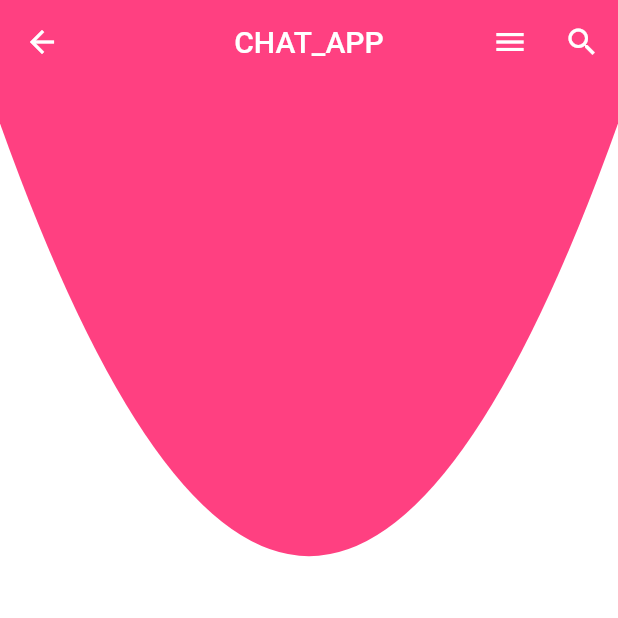
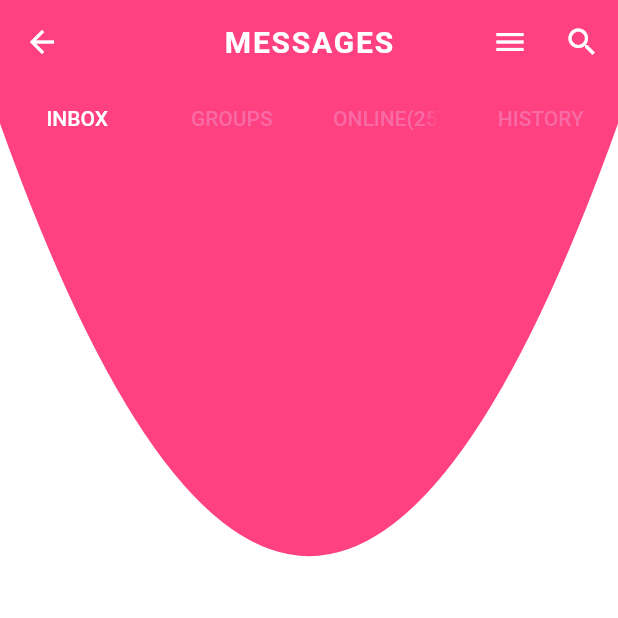
Before and after one commit to bouaziz-mohamed-amine/CHAT_APP, a Flutter app: the screen it shows after launch, on a phone screen of 412 x 824 dp, the top half of it. Run offline on Flutter 3.47's test engine with Material 2 defaults, Android fonts, the phone set to English and light mode, and no system bars.

Commit message:
add tabBar to appBar

```diff
--- a/lib/homepage.dart
+++ b/lib/chat_1/homepage.dart
@@ -5,7 +5,21 @@ class MyHomePage extends StatefulWidget {
   _MyHomePageState createState() => _MyHomePageState();
 }
 
-class _MyHomePageState extends State<MyHomePage> {
+class _MyHomePageState extends State<MyHomePage> with SingleTickerProviderStateMixin {
+  TabController _tabController ;
+  @override
+  void initState() {
+    // TODO: implement initState
+    super.initState();
+    _tabController = TabController(length: 4, vsync: this);
+  }
+  @override
+  void dispose() {
+    _tabController.dispose();
+    super.dispose();
+
+  }
+
   @override
   Widget build(BuildContext context) {
     return Stack(
@@ -26,17 +40,40 @@ class _MyHomePageState extends State<MyHomePage> {
             backgroundColor:Colors.transparent ,
             leading: IconButton(icon: Icon(Icons.arrow_back), onPressed: (){}),
             actions: [IconButton(icon: Icon(Icons.menu), onPressed: (){}),IconButton(icon: Icon(Icons.search), onPressed: (){}),],
-            title: Text("CHAT_APP"),
+            title: Text("MESSAGES",style: TextStyle(fontWeight:FontWeight.bold,letterSpacing: 1.2 ),),
             centerTitle: true,
+            bottom: TabBar(
+                unselectedLabelColor: Color(0xFFf76aa4),
+                indicator: BoxDecoration(),        //indicatorColor: Colors.transparent,
+
+                controller: _tabController,
+                tabs: [
+                  Tab(text: 'INBOX',),
+                  Tab(text: 'GROUPS',),
+                  Tab(text: 'ONLINE(25)',),
+                  Tab(text: 'HISTORY',),
+
+                ]),
           ),
-          body: _bodycontent(),
+          body: TabBarView(
+              controller: _tabController,
+              children: [
+                _bodycontent(),
+                _bodycontent(),
+                _bodycontent(),
+                _bodycontent(),
+              ]),
         ),
       ],
     );
   }
 
 Widget  _bodycontent() {
-    return Container();
+    return Container(
+      width: double.infinity,
+      height: double.infinity,
+      color: Colors.transparent,
+    );
 }
 }
 class chart  extends CustomPainter{
--- a/lib/main.dart
+++ b/lib/main.dart
@@ -1,6 +1,6 @@
 import 'package:flutter/material.dart';
 
-import 'homepage.dart';
+import 'chat_1/homepage.dart';
 
 void main() {
   runApp(MyApp());
```
